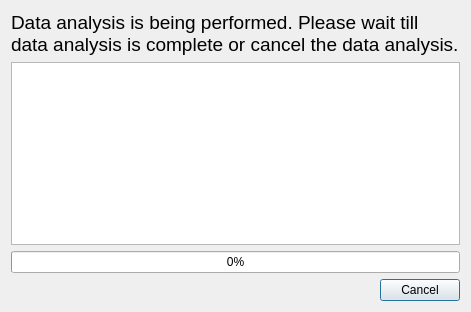
Old version of the form qt/progress_dialog.ui in the repository rickstaa/CCDAT.
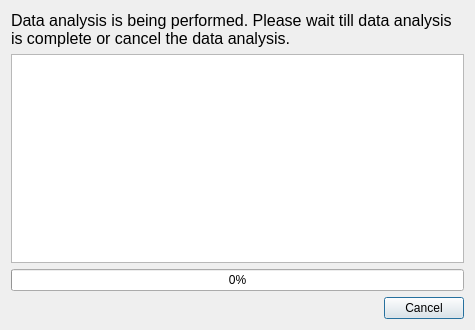
New version of the form.

Diff of the .ui file:
```diff
--- a/qt/progress_dialog.ui
+++ b/qt/progress_dialog.ui
@@ -6,10 +6,22 @@
    <rect>
     <x>0</x>
     <y>0</y>
-    <width>471</width>
-    <height>312</height>
+    <width>475</width>
+    <height>330</height>
    </rect>
   </property>
+  <property name="sizePolicy">
+   <sizepolicy hsizetype="Preferred" vsizetype="Preferred">
+    <horstretch>0</horstretch>
+    <verstretch>0</verstretch>
+   </sizepolicy>
+  </property>
+  <property name="minimumSize">
+   <size>
+    <width>475</width>
+    <height>330</height>
+   </size>
+  </property>
   <property name="windowTitle">
    <string>Data analysis progress dialog</string>
   </property>
@@ -27,7 +39,7 @@
    <item row="0" column="0">
     <widget class="QLabel" name="progress_header">
      <property name="text">
-      <string>&lt;html&gt;&lt;head/&gt;&lt;body&gt;&lt;p&gt;&lt;span style=&quot; font-size:14pt;&quot;&gt;Data analysis is being performed. Please wait till data analysis is complete or cancel the data analysis.&lt;/span&gt;&lt;/p&gt;&lt;/body&gt;&lt;/html&gt;</string>
+      <string>&lt;html&gt;&lt;head/&gt;&lt;body&gt;&lt;p&gt;&lt;span style=&quot; font-size:12pt;&quot;&gt;Data analysis is being performed. Please wait till data analysis is complete or cancel the data analysis.&lt;/span&gt;&lt;/p&gt;&lt;/body&gt;&lt;/html&gt;</string>
      </property>
      <property name="wordWrap">
       <bool>true</bool>
@@ -52,6 +64,13 @@
      <property name="readOnly">
       <bool>true</bool>
      </property>
+     <property name="html">
+      <string>&lt;!DOCTYPE HTML PUBLIC &quot;-//W3C//DTD HTML 4.0//EN&quot; &quot;http://www.w3.org/TR/REC-html40/strict.dtd&quot;&gt;
+&lt;html&gt;&lt;head&gt;&lt;meta name=&quot;qrichtext&quot; content=&quot;1&quot; /&gt;&lt;style type=&quot;text/css&quot;&gt;
+p, li { white-space: pre-wrap; }
+&lt;/style&gt;&lt;/head&gt;&lt;body style=&quot; font-family:'MS Shell Dlg 2'; font-size:8.25pt; font-weight:400; font-style:normal;&quot;&gt;
+&lt;p style=&quot;-qt-paragraph-type:empty; margin-top:0px; margin-bottom:0px; margin-left:0px; margin-right:0px; -qt-block-indent:0; text-indent:0px;&quot;&gt;&lt;br /&gt;&lt;/p&gt;&lt;/body&gt;&lt;/html&gt;</string>
+     </property>
     </widget>
    </item>
   </layout>
```
Left out of the diff: 20 changed lines with no effect on the pictures.
